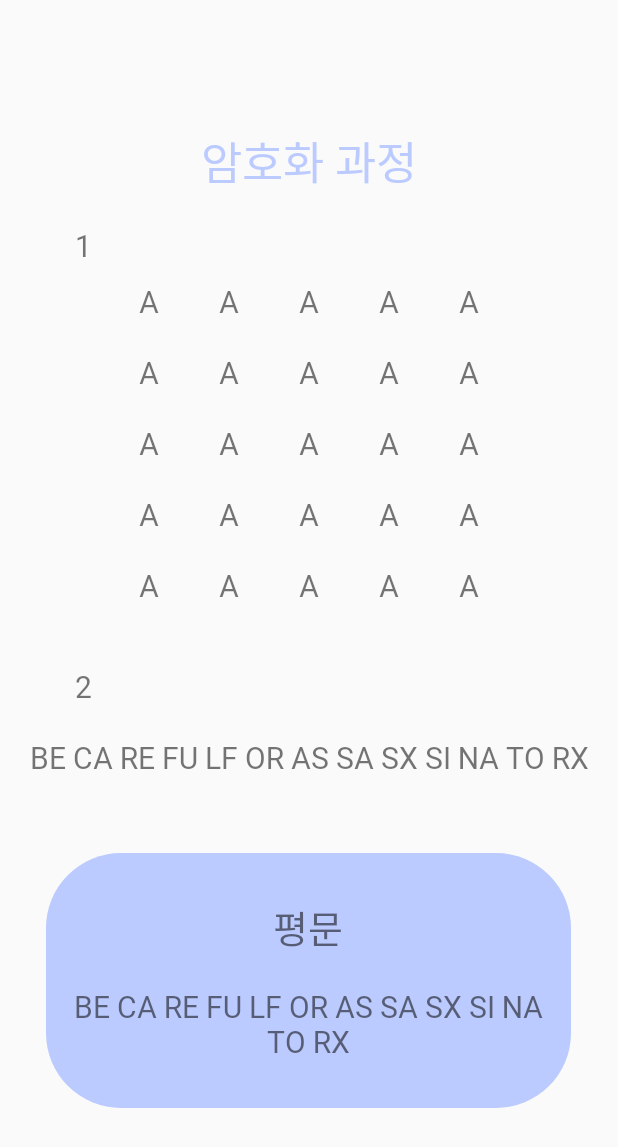
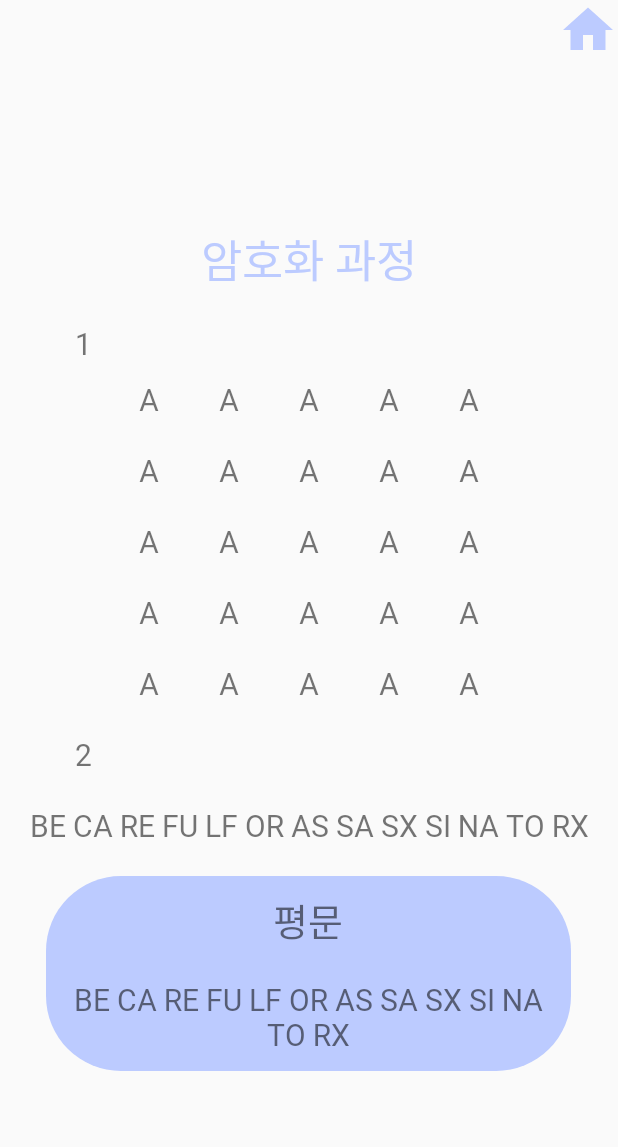
Before and after one commit to MinKyeong031/Encryption, an Android app: the layout activity_ciper_p.xml on its own in the app's theme, with its tools: preview values and no code run, on a phone screen of 412 x 824 dp. Shown: the top 1147 px of the screen. Run offline under Robolectric (Android 15) with nearby library versions, the phone set to English and light mode, and no system bars.

Commit message:
화면 이동 및 디자인 수정

```diff
--- /dev/null
+++ b/app/src/main/res/drawable/ic_home_ciper.xml
@@ -0,0 +1,5 @@
+<vector android:height="40dp" android:tint="#BCCBFF"
+    android:viewportHeight="24" android:viewportWidth="24"
+    android:width="40dp" xmlns:android="http://schemas.android.com/apk/res/android">
+    <path android:fillColor="#BCCBFF" android:pathData="M10,20v-6h4v6h5v-8h3L12,3 2,12h3v8z"/>
+</vector>
--- /dev/null
+++ b/app/src/main/res/drawable/ic_home_plain.xml
@@ -0,0 +1,5 @@
+<vector android:height="40dp" android:tint="#FFBCBC"
+    android:viewportHeight="24" android:viewportWidth="24"
+    android:width="40dp" xmlns:android="http://schemas.android.com/apk/res/android">
+    <path android:fillColor="#FFBCBC" android:pathData="M10,20v-6h4v6h5v-8h3L12,3 2,12h3v8z"/>
+</vector>
--- a/app/src/main/res/layout/activity_ciper_m.xml
+++ b/app/src/main/res/layout/activity_ciper_m.xml
@@ -25,12 +25,13 @@ tools:context=".CiperActivityM">
                 android:text="암호키"
                 android:textSize="30dp" />
             <EditText
+                android:background="@null"
                 android:layout_marginLeft="30dp"
                 android:layout_width="220dp"
                 android:layout_height="wrap_content"/>
         </LinearLayout>
         <LinearLayout
-            android:layout_marginTop="15dp"
+            android:layout_marginTop="30dp"
             android:layout_width="match_parent"
             android:layout_height="wrap_content"
             android:orientation="horizontal"
@@ -44,12 +45,14 @@ tools:context=".CiperActivityM">
                 android:text="암호문"
                 android:textSize="30dp" />
             <EditText
+                android:background="@null"
                 android:layout_marginLeft="30dp"
                 android:layout_width="220dp"
                 android:layout_height="wrap_content"/>
         </LinearLayout>
 
         <Button
+            android:id="@+id/toProcess"
             android:layout_marginTop="100dp"
             android:layout_width="150dp"
             android:layout_height="60dp"
--- a/app/src/main/res/layout/activity_ciper_p.xml
+++ b/app/src/main/res/layout/activity_ciper_p.xml
@@ -5,6 +5,13 @@
     android:layout_height="match_parent"
     android:orientation="vertical"
     tools:context=".CiperActivityP">
+
+    <ImageView
+        android:id="@+id/goHome"
+        android:layout_gravity="right"
+        android:layout_width="wrap_content"
+        android:layout_height="wrap_content"
+        android:src="@drawable/ic_home_ciper"/>
 
     <LinearLayout
         android:layout_width="match_parent"
@@ -291,7 +298,7 @@
             </TableLayout>
         </LinearLayout>
         <LinearLayout
-            android:layout_marginTop="30dp"
+            android:layout_marginTop="10dp"
             android:layout_width="match_parent"
             android:layout_height="wrap_content"
             android:orientation="vertical">
@@ -317,9 +324,9 @@
         </LinearLayout>
 
         <LinearLayout
-            android:layout_marginTop="50dp"
+            android:layout_marginTop="20dp"
             android:layout_width="350dp"
-            android:layout_height="170dp"
+            android:layout_height="130dp"
             android:orientation="vertical"
             android:background="@drawable/round_button_ciper"
             android:gravity="center">
--- a/app/src/main/res/layout/activity_main.xml
+++ b/app/src/main/res/layout/activity_main.xml
@@ -28,10 +28,14 @@
             android:orientation="horizontal"
             android:gravity="center">
             <ImageView
+                android:id="@+id/toPlain"
+                android:layout_marginRight="20dp"
                 android:layout_width="70dp"
                 android:layout_height="200dp"
                 android:src="@drawable/ic_plain"/>
             <ImageView
+                android:id="@+id/toCiper"
+                android:layout_marginLeft="20dp"
                 android:layout_width="70dp"
                 android:layout_height="200dp"
                 android:src="@drawable/ic_ciper"/>
--- a/app/src/main/res/layout/activity_plain_m.xml
+++ b/app/src/main/res/layout/activity_plain_m.xml
@@ -25,12 +25,13 @@
                 android:text="암호키"
                 android:textSize="30dp" />
             <EditText
+                android:background="@null"
                 android:layout_marginLeft="30dp"
                 android:layout_width="220dp"
                 android:layout_height="wrap_content"/>
         </LinearLayout>
         <LinearLayout
-            android:layout_marginTop="15dp"
+            android:layout_marginTop="30dp"
             android:layout_width="match_parent"
             android:layout_height="wrap_content"
             android:orientation="horizontal"
@@ -44,12 +45,14 @@
                 android:text="평문"
                 android:textSize="30dp" />
             <EditText
+                android:background="@null"
                 android:layout_marginLeft="30dp"
                 android:layout_width="220dp"
                 android:layout_height="wrap_content"/>
         </LinearLayout>
 
         <Button
+            android:id="@+id/toProcess"
             android:layout_marginTop="100dp"
             android:layout_width="150dp"
             android:layout_height="60dp"
--- a/app/src/main/res/values/colors.xml
+++ b/app/src/main/res/values/colors.xml
@@ -1,6 +1,6 @@
 <?xml version="1.0" encoding="utf-8"?>
 <resources>
-    <color name="colorPrimary">#6200EE</color>
-    <color name="colorPrimaryDark">#3700B3</color>
-    <color name="colorAccent">#03DAC5</color>
+    <color name="colorPrimary">#9A6DFF</color>
+    <color name="colorPrimaryDark">#9A6DFF</color>
+    <color name="colorAccent">#9A6DFF</color>
 </resources>
--- a/app/src/main/res/values/styles.xml
+++ b/app/src/main/res/values/styles.xml
@@ -1,10 +1,9 @@
 <resources>
     <!-- Base application theme. -->
-    <style name="AppTheme" parent="Theme.AppCompat.Light.DarkActionBar">
+    <style name="AppTheme" parent="Theme.AppCompat.Light.NoActionBar">
         <!-- Customize your theme here. -->
         <item name="colorPrimary">@color/colorPrimary</item>
         <item name="colorPrimaryDark">@color/colorPrimaryDark</item>
         <item name="colorAccent">@color/colorAccent</item>
     </style>
-
 </resources>
```
Also changed, not shown: app/src/main/java/kr/hs/mirim/encryption/CiperActivityM.java (+20 -0 lines), app/src/main/java/kr/hs/mirim/encryption/CiperActivityP.java (+20 -0 lines), app/src/main/java/kr/hs/mirim/encryption/MainActivity.java (+32 -0 lines), app/src/main/java/kr/hs/mirim/encryption/PlainActivityM.java (+19 -0 lines), app/src/main/java/kr/hs/mirim/encryption/PlainActivityP.java (+19 -0 lines), app/src/main/res/layout/activity_plain_p.xml (+10 -3 lines).
